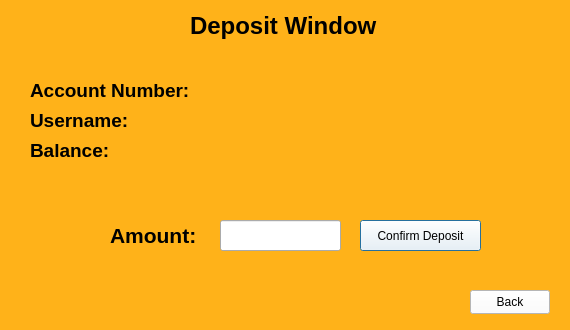
Before: the Qt Designer form BankManagement_Extra/Forms/depositwindow.ui in SamDukJin/OOP_Proj-new-, drawn with Qt 5.
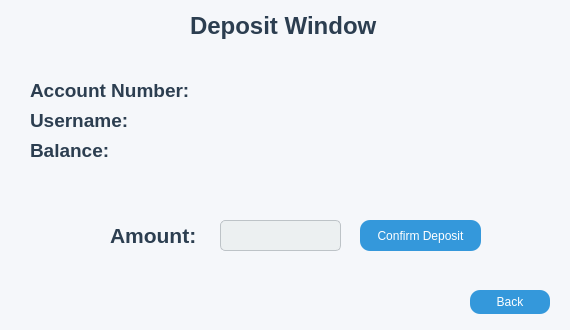
After: the same form once the commit is applied.

```diff
--- a/BankManagement_Extra/Forms/depositwindow.ui
+++ b/BankManagement_Extra/Forms/depositwindow.ui
@@ -15,7 +15,15 @@
   </property>
   <property name="styleSheet">
    <string notr="true">QDialog{
-	background-color: rgb(255, 178, 25)
+background-color: #f5f7fa
+}
+QMessageBox {
+    color: #2c3e50; 
+    background-color: #ecf0f1; 
+}
+
+QMessageBox QLabel {
+    color: #2c3e50; 
 }</string>
   </property>
   <widget class="QLabel" name="BalanceLabel">
@@ -35,7 +43,8 @@
    </property>
    <property name="styleSheet">
     <string notr="true">QLabel {
-    color: black;
+    color: #2c3e50;
+    font-weight: bold;
 }</string>
    </property>
    <property name="text">
@@ -59,7 +68,8 @@
    </property>
    <property name="styleSheet">
     <string notr="true">QLabel {
-    color: black;
+    color: #2c3e50;
+    font-weight: bold;
 }</string>
    </property>
    <property name="text">
@@ -83,7 +93,8 @@
    </property>
    <property name="styleSheet">
     <string notr="true">QLabel {
-    color: black;
+    color: #2c3e50;
+    font-weight: bold;
 }</string>
    </property>
    <property name="text">
@@ -107,7 +118,8 @@
    </property>
    <property name="styleSheet">
     <string notr="true">QLabel {
-    color: black;
+    color: #2c3e50;
+    font-weight: bold;
 }</string>
    </property>
    <property name="text">
@@ -130,8 +142,9 @@
     </font>
    </property>
    <property name="styleSheet">
-    <string notr="true">QLabel{
-	color: black
+    <string notr="true">QLabel {
+    color: #2c3e50;
+    font-weight: bold;
 }</string>
    </property>
    <property name="text">
@@ -147,6 +160,15 @@
      <height>31</height>
     </rect>
    </property>
+   <property name="styleSheet">
+    <string notr="true">QLineEdit {
+    background-color: #ecf0f1;
+    border: 1px solid #bdc3c7;
+    border-radius: 5px;
+    padding: 5px;
+    font-size: 14px;
+}</string>
+   </property>
   </widget>
   <widget class="QPushButton" name="ConfirmDepo">
    <property name="geometry">
@@ -158,9 +180,19 @@
     </rect>
    </property>
    <property name="styleSheet">
-    <string notr="true">QPushButton{
-	color: black;
-	background-color:white
+    <string notr="true">QPushButton {
+    background-color: #3498db;
+    color: white;
+    border: none;
+    border-radius: 10px;
+}
+
+QPushButton:hover {
+    background-color: #2980b9;
+}
+
+QPushButton:pressed {
+    background-color: #1c5985;
 }</string>
    </property>
    <property name="text">
@@ -177,9 +209,19 @@
     </rect>
    </property>
    <property name="styleSheet">
-    <string notr="true">QPushButton{
-	color: black;
-	background-color:white
+    <string notr="true">QPushButton {
+    background-color: #3498db;
+    color: white;
+    border: none;
+    border-radius: 10px;
+}
+
+QPushButton:hover {
+    background-color: #2980b9;
+}
+
+QPushButton:pressed {
+    background-color: #1c5985;
 }</string>
    </property>
    <property name="text">
```
